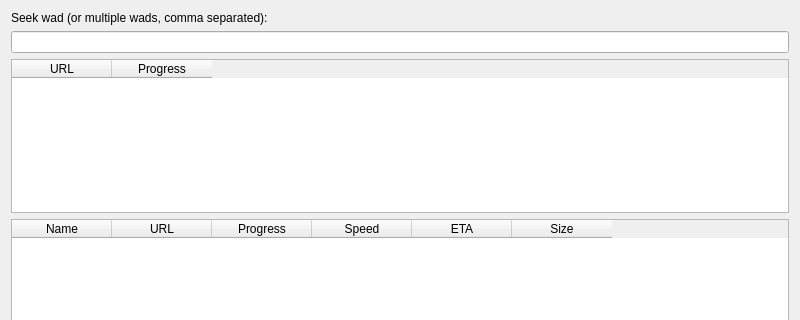
Qt form src/core/gui/wadseekerinterface.ui (Destroyerrrocket/doomseeker-unofficial) before a commit; both pictures show x 0 to 800 and y 0 to 320 of the 800 by 600 pixel window.
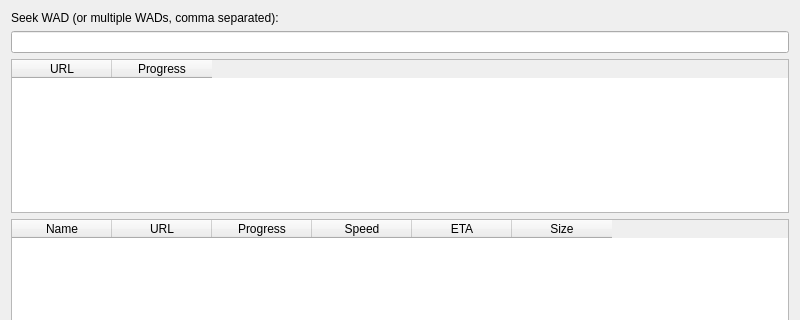
The same form after that commit. Custom widgets are drawn as their Qt base class.

What changed in the file:
```diff
--- a/src/core/gui/wadseekerinterface.ui
+++ b/src/core/gui/wadseekerinterface.ui
@@ -19,7 +19,7 @@
      <item>
       <widget class="QLabel" name="label">
        <property name="text">
-        <string>Seek wad (or multiple wads, comma separated):</string>
+        <string>Seek WAD (or multiple WADs, comma separated):</string>
        </property>
       </widget>
      </item>
```
